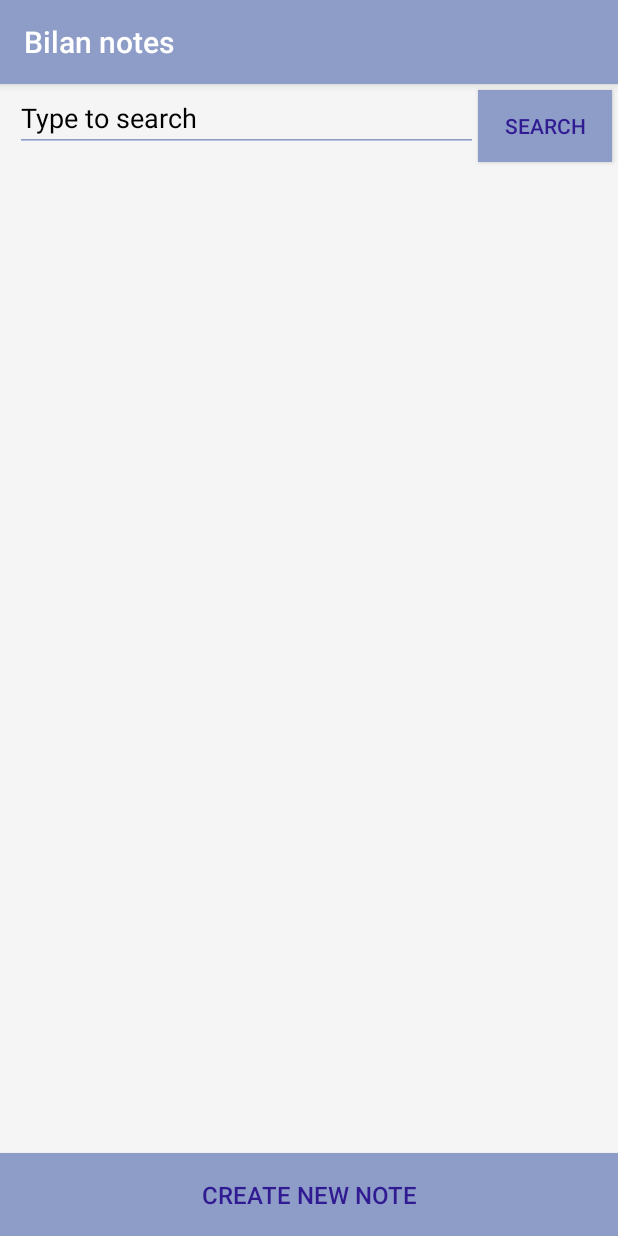
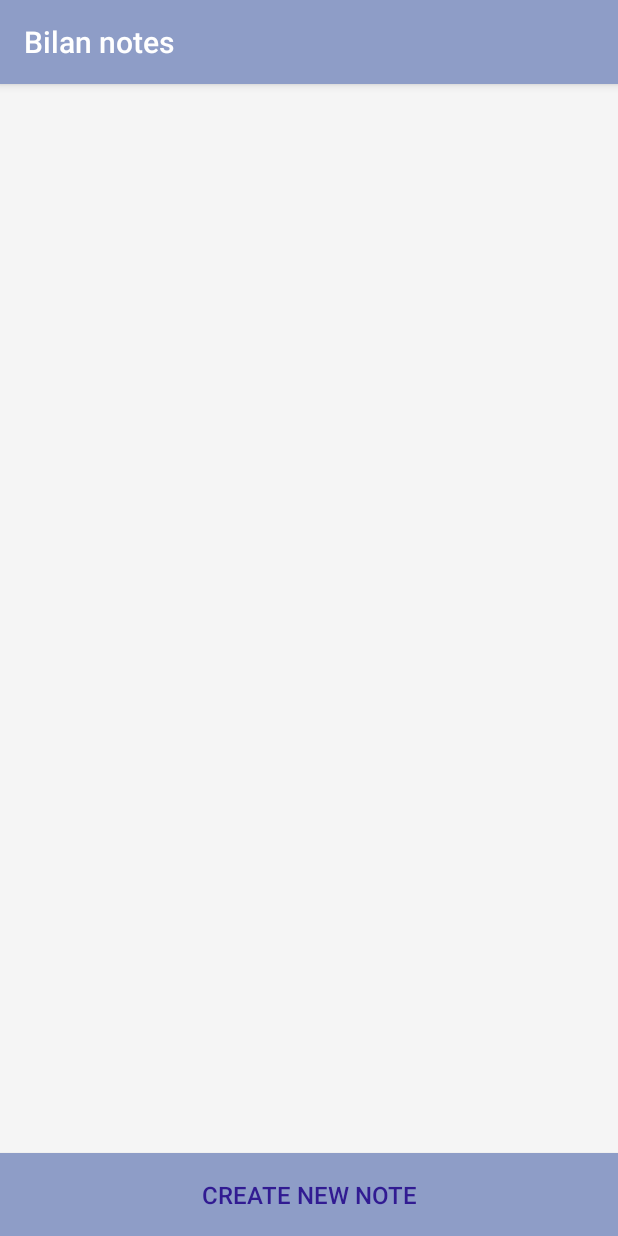
Before and after one commit to VladyslavBilan/Daybook, an Android app: the screen it shows after launch (MainActivity), on a phone screen of 412 x 824 dp. Run offline under Robolectric (Android 15) with nearby library versions, the phone set to English and light mode, and no system bars.

Commit message:
First iteration 7.5

```diff
--- a/app/src/main/java/com/bilan/postsApp/fragments/DayBookListFragment.java
+++ b/app/src/main/java/com/bilan/postsApp/fragments/DayBookListFragment.java
@@ -57,13 +57,7 @@ public class DayBookListFragment extends Fragment implements OnRecyclerViewItemC
                 findNavController(v).navigate(action_postsListFragment_to_postsCreateFragment, null);
             }
         });
-        Button searchButton = rootView.findViewById(buttonSearch);
-        searchButton.setOnClickListener(new View.OnClickListener() {
-            @Override
-            public void onClick(View v) {
-                onSearchButtonClick(rootView);
-            }
-        });
+
         return rootView;
     }
 
@@ -83,17 +77,6 @@ public class DayBookListFragment extends Fragment implements OnRecyclerViewItemC
         }
     }
 
-    public void onSearchButtonClick(View rootView) {
-        EditText searchText = rootView.findViewById(searchEditText);
-        String searchTextStr = searchText.getText().toString();
-        if (searchTextStr.equals("")) {
-            adapter.setPostsList(databaseHelper.loadAllNote());
-        } else {
-            List<DaybooksItem> foundArticles = databaseHelper.getNoteByTitle(searchText.getText().toString());
-            adapter.setPostsList(foundArticles);
-        }
-        adapter.notifyDataSetChanged();
-    }
 
     @Override
     public void onItemClick(DaybooksItem item, View view) {
--- a/app/src/main/res/layout/fragment_posts_list.xml
+++ b/app/src/main/res/layout/fragment_posts_list.xml
@@ -10,15 +10,11 @@
 
     <androidx.recyclerview.widget.RecyclerView
         android:id="@+id/recycler_view_list"
-        android:layout_width="0dp"
-        android:layout_height="0dp"
-        android:layout_marginTop="15dp"
-        app:layout_constraintBottom_toTopOf="@+id/createArticleBtn"
-        app:layout_constraintEnd_toEndOf="parent"
-        app:layout_constraintHorizontal_bias="0.0"
-        app:layout_constraintStart_toStartOf="parent"
-        app:layout_constraintTop_toBottomOf="@+id/searchEditText"
-        app:layout_constraintVertical_bias="1.0" />
+        android:layout_width="411dp"
+        android:layout_height="617dp"
+        android:layout_marginTop="60dp"
+        app:layout_constraintTop_toTopOf="parent"
+        tools:ignore="MissingConstraints" />
 
     <Button
         android:id="@+id/createArticleBtn"
@@ -33,30 +29,4 @@
         app:layout_constraintEnd_toEndOf="parent"
         app:layout_constraintStart_toStartOf="parent" />
 
-    <Button
-        android:id="@+id/buttonSearch"
-        android:layout_width="89dp"
-        android:layout_height="48dp"
-        android:layout_marginTop="4dp"
-        android:layout_marginEnd="4dp"
-        android:background="#8e9dc7"
-        android:text="SEARCH"
-        android:textColor="#311B92"
-        app:layout_constraintEnd_toEndOf="parent"
-        app:layout_constraintTop_toTopOf="parent" />
-
-    <EditText
-        android:id="@+id/searchEditText"
-        android:layout_width="0dp"
-        android:layout_height="45dp"
-        android:layout_marginStart="10dp"
-        android:backgroundTint="#8e9dc7"
-        android:ems="10"
-        android:hint="Type to search"
-        android:inputType="textPersonName"
-        android:textColor="#000000"
-        android:textColorHint="#000000"
-        app:layout_constraintEnd_toStartOf="@+id/buttonSearch"
-        app:layout_constraintStart_toStartOf="parent"
-        app:layout_constraintTop_toTopOf="parent" />
 </androidx.constraintlayout.widget.ConstraintLayout>
```
Also changed, not shown: 2 other files.
